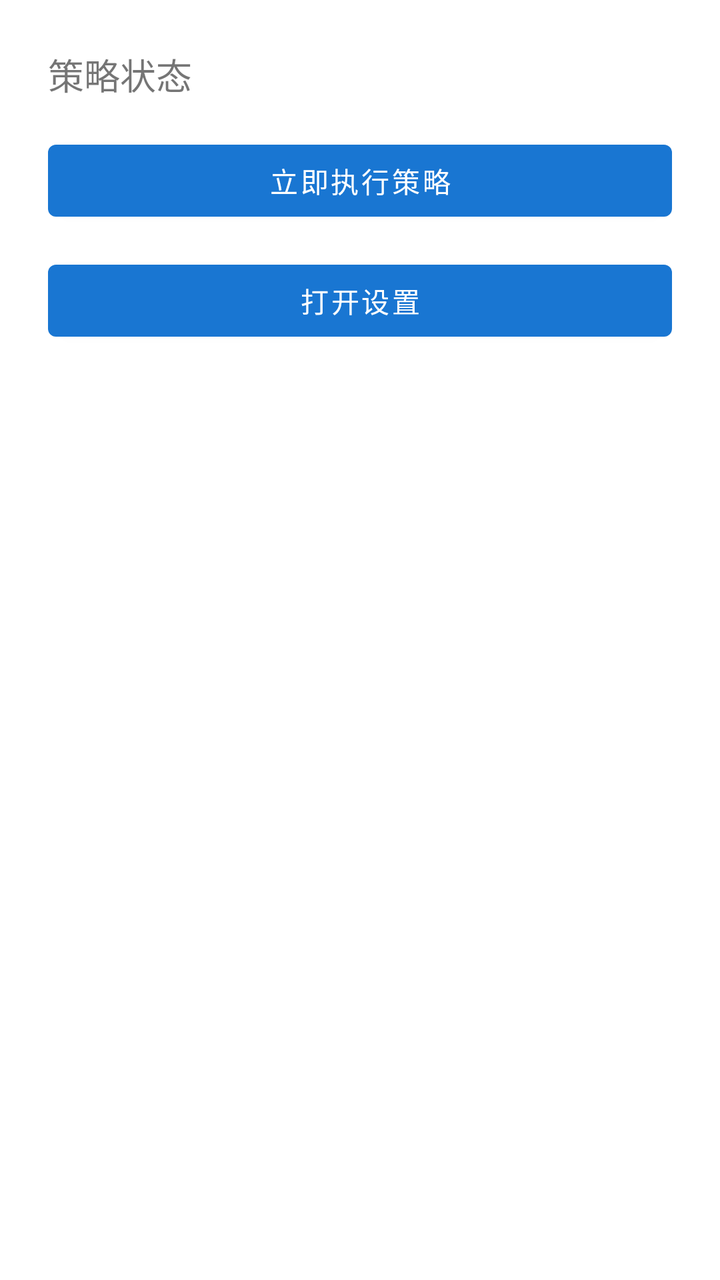
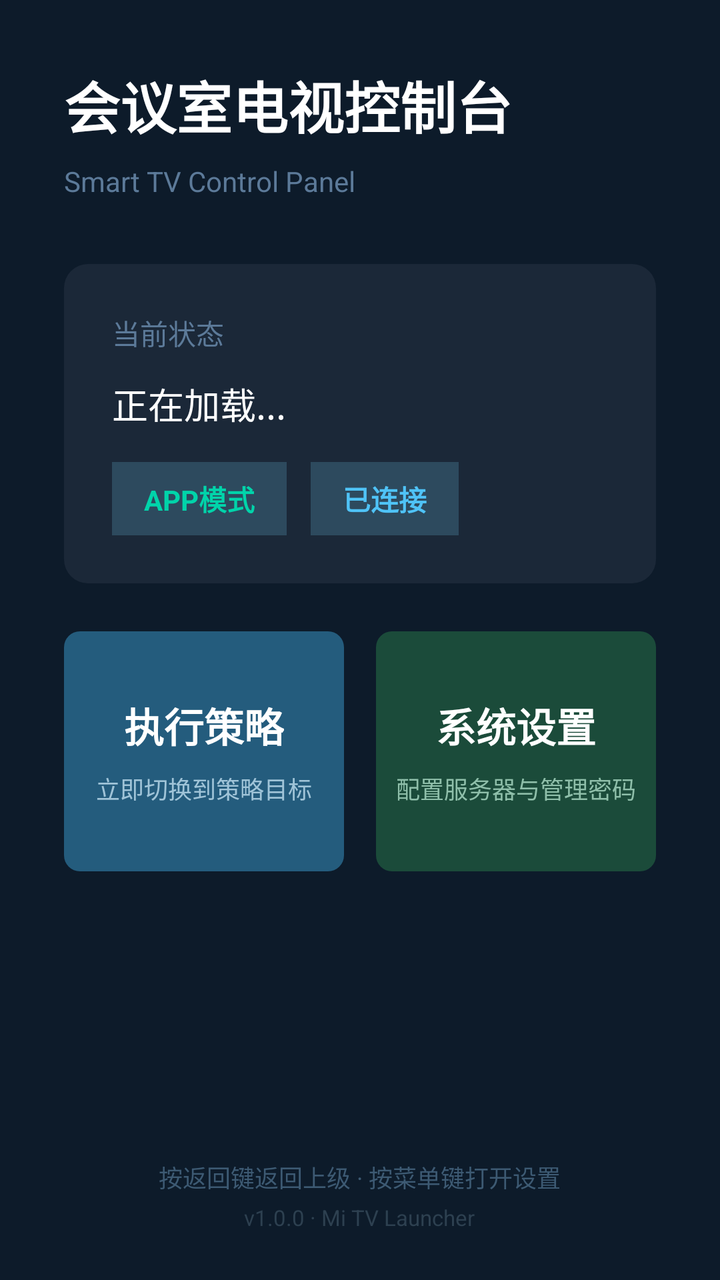

The first picture is an Android layout as it rendered before a commit; the second is the same layout after the commit. The layout source and the unified diff follow.
<!-- AndroidManifest.xml: application theme Theme.TvLauncher -->
<!-- res/layout/activity_main.xml -->
<?xml version="1.0" encoding="utf-8"?>
<LinearLayout xmlns:android="http://schemas.android.com/apk/res/android"
    android:layout_width="match_parent"
    android:layout_height="match_parent"
    android:orientation="vertical"
    android:padding="24dp">

    <TextView
        android:id="@+id/statusText"
        android:layout_width="match_parent"
        android:layout_height="wrap_content"
        android:text="策略状态"
        android:textSize="18sp" />

    <Button
        android:id="@+id/executeBtn"
        android:layout_width="match_parent"
        android:layout_height="wrap_content"
        android:layout_marginTop="16dp"
        android:text="立即执行策略" />

    <Button
        android:id="@+id/openSettingsBtn"
        android:layout_width="match_parent"
        android:layout_height="wrap_content"
        android:layout_marginTop="12dp"
        android:text="打开设置" />
</LinearLayout>
<!-- resources referenced by this layout -->
<resources>
  <style name="Theme.TvLauncher" parent="Theme.MaterialComponents.DayNight.NoActionBar">
          <item name="colorPrimary">#1976D2</item>
          <item name="colorPrimaryVariant">#0D47A1</item>
          <item name="colorOnPrimary">#FFFFFF</item>
      </style>
</resources>

<!-- the commit's change to res/layout/activity_main.xml (unified diff, before → after) -->
@@ -1,28 +1,194 @@
 <?xml version="1.0" encoding="utf-8"?>
-<LinearLayout xmlns:android="http://schemas.android.com/apk/res/android"
+<RelativeLayout xmlns:android="http://schemas.android.com/apk/res/android"
     android:layout_width="match_parent"
     android:layout_height="match_parent"
-    android:orientation="vertical"
-    android:padding="24dp">
+    android:background="#0D1B2A">
 
-    <TextView
-        android:id="@+id/statusText"
+    
+    <LinearLayout
+        android:id="@+id/headerLayout"
         android:layout_width="match_parent"
         android:layout_height="wrap_content"
-        android:text="策略状态"
-        android:textSize="18sp" />
+        android:layout_alignParentTop="true"
+        android:orientation="vertical"
+        android:padding="32dp">
 
-    <Button
-        android:id="@+id/executeBtn"
+        <TextView
+            android:layout_width="wrap_content"
+            android:layout_height="wrap_content"
+            android:text="会议室电视控制台"
+            android:textColor="#FFFFFF"
+            android:textSize="28sp"
+            android:textStyle="bold" />
+
+        <TextView
+            android:layout_width="wrap_content"
+            android:layout_height="wrap_content"
+            android:layout_marginTop="8dp"
+            android:text="Smart TV Control Panel"
+            android:textColor="#5C7A99"
+            android:textSize="14sp" />
+    </LinearLayout>
+
+    
+    <LinearLayout
+        android:id="@+id/statusCard"
         android:layout_width="match_parent"
         android:layout_height="wrap_content"
-        android:layout_marginTop="16dp"
-        android:text="立即执行策略" />
+        android:layout_below="@id/headerLayout"
+        android:layout_marginLeft="32dp"
+        android:layout_marginRight="32dp"
+        android:background="@drawable/card_background"
+        android:orientation="vertical"
+        android:padding="24dp">
 
-    <Button
-        android:id="@+id/openSettingsBtn"
+        <TextView
+            android:layout_width="wrap_content"
+            android:layout_height="wrap_content"
+            android:text="当前状态"
+            android:textColor="#5C7A99"
+            android:textSize="14sp" />
+
+        <TextView
+            android:id="@+id/statusText"
+            android:layout_width="wrap_content"
+            android:layout_height="wrap_content"
+            android:layout_marginTop="12dp"
+            android:text="正在加载..."
+            android:textColor="#FFFFFF"
+            android:textSize="18sp" />
+
+        
+        <LinearLayout
+            android:layout_width="wrap_content"
+            android:layout_height="wrap_content"
+            android:layout_marginTop="16dp"
+            android:orientation="horizontal">
+
+            <TextView
+                android:id="@+id/modeIndicator"
+                android:layout_width="wrap_content"
+                android:layout_height="wrap_content"
+                android:background="#2D4A5E"
+                android:paddingLeft="16dp"
+                android:paddingTop="8dp"
+                android:paddingRight="16dp"
+                android:paddingBottom="8dp"
+                android:text="APP模式"
+                android:textColor="#00D4AA"
+                android:textSize="14sp"
+                android:textStyle="bold" />
+
+            <TextView
+                android:id="@+id/connectionIndicator"
+                android:layout_width="wrap_content"
+                android:layout_height="wrap_content"
+                android:layout_marginLeft="12dp"
+                android:background="#2D4A5E"
+                android:paddingLeft="16dp"
+                android:paddingTop="8dp"
+                android:paddingRight="16dp"
+                android:paddingBottom="8dp"
+                android:text="已连接"
+                android:textColor="#4FC3F7"
+                android:textSize="14sp"
+                android:textStyle="bold" />
+        </LinearLayout>
+    </LinearLayout>
+
+    
+    <LinearLayout
         android:layout_width="match_parent"
         android:layout_height="wrap_content"
-        android:layout_marginTop="12dp"
-        android:text="打开设置" />
-</LinearLayout>
+        android:layout_below="@id/statusCard"
+        android:layout_marginLeft="32dp"
+        android:layout_marginTop="24dp"
+        android:layout_marginRight="32dp"
+        android:orientation="horizontal">
+
+        
+        <LinearLayout
+            android:id="@+id/executeBtn"
+            android:layout_width="0dp"
+            android:layout_height="120dp"
+            android:layout_weight="1"
+            android:background="@drawable/btn_execute_selector"
+            android:clickable="true"
+            android:focusable="true"
+            android:gravity="center"
+            android:orientation="vertical">
+
+            <TextView
+                android:layout_width="wrap_content"
+                android:layout_height="wrap_content"
+                android:text="执行策略"
+                android:textColor="#FFFFFF"
+                android:textSize="20sp"
+                android:textStyle="bold" />
+
+            <TextView
+                android:layout_width="wrap_content"
+                android:layout_height="wrap_content"
+                android:layout_marginTop="8dp"
+                android:text="立即切换到策略目标"
+                android:textColor="#A0C4D8"
+                android:textSize="12sp" />
+        </LinearLayout>
+
+        
+        <LinearLayout
+            android:id="@+id/openSettingsBtn"
+            android:layout_width="0dp"
+            android:layout_height="120dp"
+            android:layout_marginLeft="16dp"
+            android:layout_weight="1"
+            android:background="@drawable/btn_settings_selector"
+            android:clickable="true"
+            android:focusable="true"
+            android:gravity="center"
+            android:orientation="vertical">
+
+            <TextView
+                android:layout_width="wrap_content"
+                android:layout_height="wrap_content"
+                android:text="系统设置"
+                android:textColor="#FFFFFF"
+                android:textSize="20sp"
+                android:textStyle="bold" />
+
+            <TextView
+                android:layout_width="wrap_content"
+                android:layout_height="wrap_content"
+                android:layout_marginTop="8dp"
+                android:text="配置服务器与管理密码"
+                android:textColor="#8FBFAA"
+                android:textSize="12sp" />
+        </LinearLayout>
+    </LinearLayout>
+
+    
+    <LinearLayout
+        android:layout_width="match_parent"
+        android:layout_height="wrap_content"
+        android:layout_alignParentBottom="true"
+        android:gravity="center"
+        android:orientation="vertical"
+        android:padding="24dp">
+
+        <TextView
+            android:layout_width="wrap_content"
+            android:layout_height="wrap_content"
+            android:text="按返回键返回上级 · 按菜单键打开设置"
+            android:textColor="#3D5A73"
+            android:textSize="12sp" />
+
+        <TextView
+            android:layout_width="wrap_content"
+            android:layout_height="wrap_content"
+            android:layout_marginTop="4dp"
+            android:text="v1.0.0 · Mi TV Launcher"
+            android:textColor="#2D4050"
+            android:textSize="11sp" />
+    </LinearLayout>
+
+</RelativeLayout>
<!-- resource entries referenced after the edit -->
@@ -1,5 +1,64 @@
 <!-- resources referenced by this layout -->
 <resources>
+  <!-- drawable btn_execute_selector (drawable) -->
+  <?xml version="1.0" encoding="utf-8"?>
+  <selector xmlns:android="http://schemas.android.com/apk/res/android">
+      
+      <item android:state_focused="true">
+          <shape android:shape="rectangle">
+              <solid android:color="#2E7D9A" />
+              <stroke android:width="3dp" android:color="#00D4AA" />
+              <corners android:radius="8dp" />
+          </shape>
+      </item>
+      
+      <item android:state_pressed="true">
+          <shape android:shape="rectangle">
+              <solid android:color="#1E5A75" />
+              <corners android:radius="8dp" />
+          </shape>
+      </item>
+      
+      <item>
+          <shape android:shape="rectangle">
+              <solid android:color="#245C7D" />
+              <corners android:radius="8dp" />
+          </shape>
+      </item>
+  </selector>
+  <!-- drawable btn_settings_selector (drawable) -->
+  <?xml version="1.0" encoding="utf-8"?>
+  <selector xmlns:android="http://schemas.android.com/apk/res/android">
+      
+      <item android:state_focused="true">
+          <shape android:shape="rectangle">
+              <solid android:color="#2B6E52" />
+              <stroke android:width="3dp" android:color="#4FC3F7" />
+              <corners android:radius="8dp" />
+          </shape>
+      </item>
+      
+      <item android:state_pressed="true">
+          <shape android:shape="rectangle">
+              <solid android:color="#143D2D" />
+              <corners android:radius="8dp" />
+          </shape>
+      </item>
+      
+      <item>
+          <shape android:shape="rectangle">
+              <solid android:color="#1B4B3A" />
+              <corners android:radius="8dp" />
+          </shape>
+      </item>
+  </selector>
+  <!-- drawable card_background (drawable) -->
+  <?xml version="1.0" encoding="utf-8"?>
+  <shape xmlns:android="http://schemas.android.com/apk/res/android"
+      android:shape="rectangle">
+      <solid android:color="#1B2838" />
+      <corners android:radius="12dp" />
+  </shape>
   <style name="Theme.TvLauncher" parent="Theme.MaterialComponents.DayNight.NoActionBar">
           <item name="colorPrimary">#1976D2</item>
           <item name="colorPrimaryVariant">#0D47A1</item>
